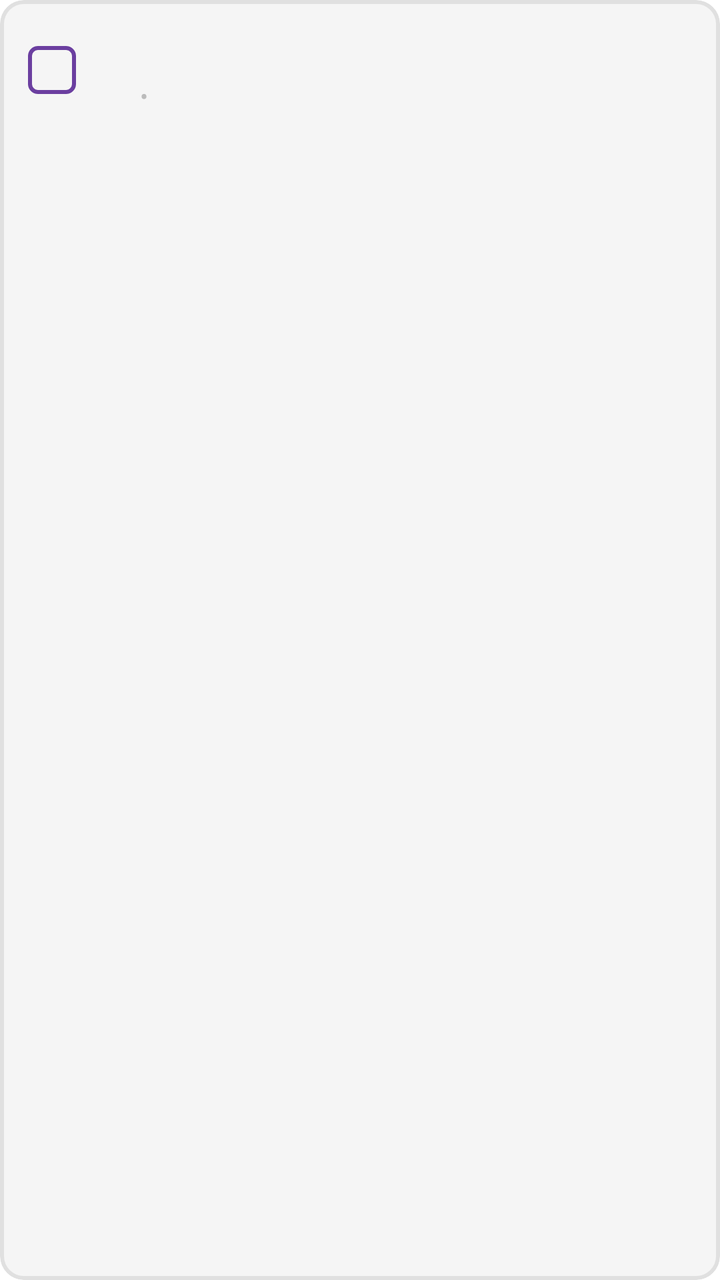
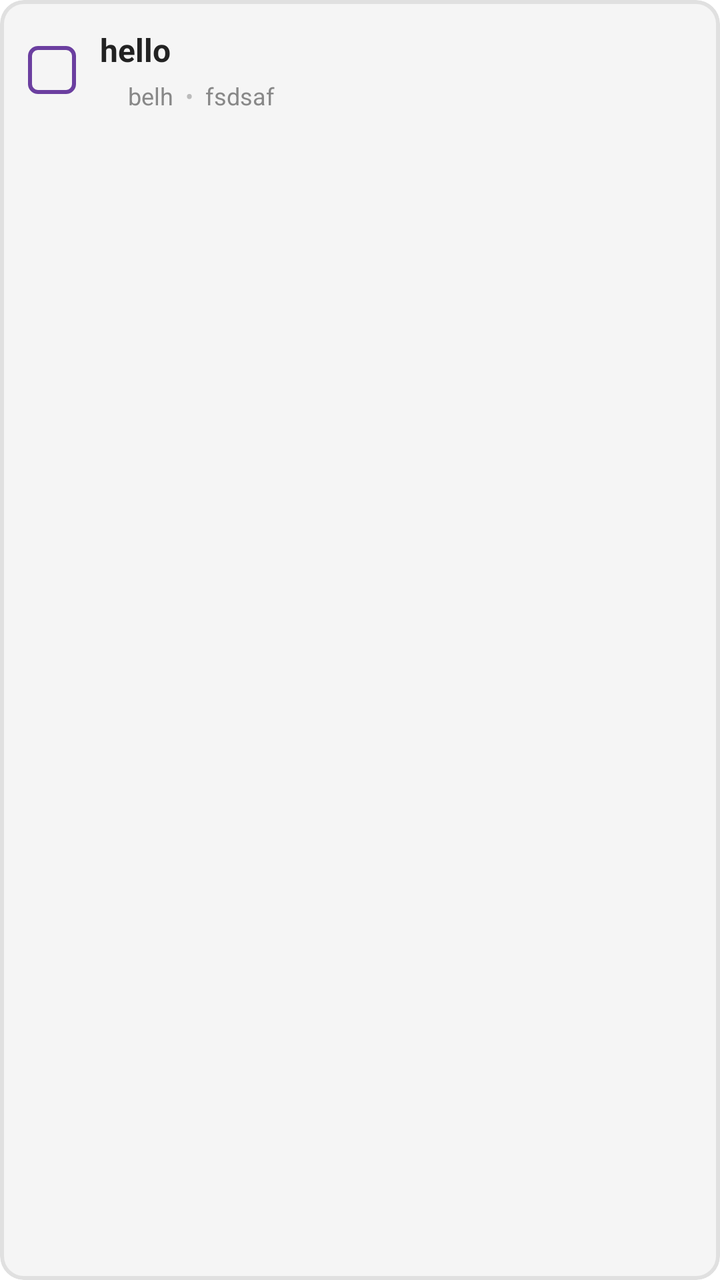

The first picture is an Android layout as it rendered before a commit; the second is the same layout after the commit. The layout source and the unified diff follow.
<!-- AndroidManifest.xml: application theme Theme.ToDoListApp -->
<!-- res/layout/today_task_view.xml -->
<?xml version="1.0" encoding="utf-8"?>
<com.google.android.material.card.MaterialCardView
    xmlns:android="http://schemas.android.com/apk/res/android"
    xmlns:app="http://schemas.android.com/apk/res-auto"
    android:layout_width="match_parent"
    android:layout_height="wrap_content"
    android:layout_marginVertical="6dp"
    app:cardBackgroundColor="#F5F5F5"
    app:cardCornerRadius="12dp"
    app:cardElevation="0dp"
    app:strokeColor="#E0E0E0"
    app:strokeWidth="2dp">

    <LinearLayout
        android:layout_width="match_parent"
        android:layout_height="wrap_content"
        android:gravity="center_vertical"
        android:orientation="horizontal"
        android:padding="14dp">

        <CheckBox
            android:id="@+id/checkbox"
            android:layout_width="24dp"
            android:layout_height="24dp"
            android:layout_marginEnd="12dp"
            android:background="@drawable/checkbox_outline"
            android:button="@null" />

        <LinearLayout
            android:layout_width="0dp"
            android:layout_height="wrap_content"
            android:layout_weight="1"
            android:orientation="vertical">

            <TextView
                android:id="@+id/taskTitle"
                android:layout_width="wrap_content"
                android:layout_height="wrap_content"
                android:textColor="#222222"
                android:textSize="16sp"
                android:textStyle="bold" />

            <LinearLayout
                android:layout_width="wrap_content"
                android:layout_height="wrap_content"
                android:layout_marginTop="4dp"
                android:gravity="center_vertical"
                android:orientation="horizontal">

                <View
                    android:id="@+id/taskPriority"
                    android:layout_width="8dp"
                    android:layout_height="8dp"
                    android:layout_marginEnd="6dp" />

                <TextView
                    android:id="@+id/dueDate"
                    android:layout_width="wrap_content"
                    android:layout_height="wrap_content"
                    android:textColor="#888888"
                    android:textSize="12sp" />

                <TextView
                    android:layout_width="wrap_content"
                    android:layout_height="wrap_content"
                    android:text="  •  "
                    android:textColor="#BBBBBB"
                    android:textSize="12sp" />

                <TextView
                    android:id="@+id/taskGroup"
                    android:layout_width="wrap_content"
                    android:layout_height="wrap_content"
                    android:textColor="#888888"
                    android:textSize="12sp" />

            </LinearLayout>
        </LinearLayout>
    </LinearLayout>

</com.google.android.material.card.MaterialCardView>
<!-- resources referenced by this layout -->
<resources>
  <!-- drawable checkbox_outline (drawable) -->
  <?xml version="1.0" encoding="utf-8"?>
  <selector xmlns:android="http://schemas.android.com/apk/res/android">
      <item android:state_checked="true">
          <shape android:shape="rectangle">
              <solid android:color="#6B3FA0" />
              <corners android:radius="4dp" />
          </shape>
      </item>
      <item>
          <shape android:shape="rectangle">
              <solid android:color="@android:color/transparent" />
              <stroke android:width="2dp" android:color="#6B3FA0" />
              <corners android:radius="4dp" />
          </shape>
      </item>
  </selector>
  <style name="Theme.ToDoListApp" parent="Theme.MaterialComponents.DayNight.NoActionBar">
          
          <item name="colorPrimary">@color/purple_500</item>
          <item name="colorPrimaryVariant">@color/purple_700</item>
          <item name="colorOnPrimary">@color/white</item>
          
          <item name="colorSecondary">@color/teal_200</item>
          <item name="colorSecondaryVariant">@color/teal_700</item>
          <item name="colorOnSecondary">@color/black</item>
          
          <item name="android:statusBarColor">?attr/colorPrimaryVariant</item>
          
      </style>
  <color name="purple_500">#FF6200EE</color>
  <color name="purple_700">#FF3700B3</color>
  <color name="white">#FFFFFFFF</color>
  <color name="teal_200">#FF03DAC5</color>
  <color name="teal_700">#FF018786</color>
  <color name="black">#FF000000</color>
</resources>

<!-- the commit's change to res/layout/today_task_view.xml (unified diff, before → after) -->
@@ -38,6 +38,7 @@
                 android:layout_height="wrap_content"
                 android:textColor="#222222"
                 android:textSize="16sp"
+                android:text="hello"
                 android:textStyle="bold" />
 
             <LinearLayout
@@ -58,6 +59,7 @@
                     android:layout_width="wrap_content"
                     android:layout_height="wrap_content"
                     android:textColor="#888888"
+                    android:text="belh"
                     android:textSize="12sp" />
 
                 <TextView
@@ -72,6 +74,7 @@
                     android:layout_width="wrap_content"
                     android:layout_height="wrap_content"
                     android:textColor="#888888"
+                    android:text="fsdsaf"
                     android:textSize="12sp" />
 
             </LinearLayout>
